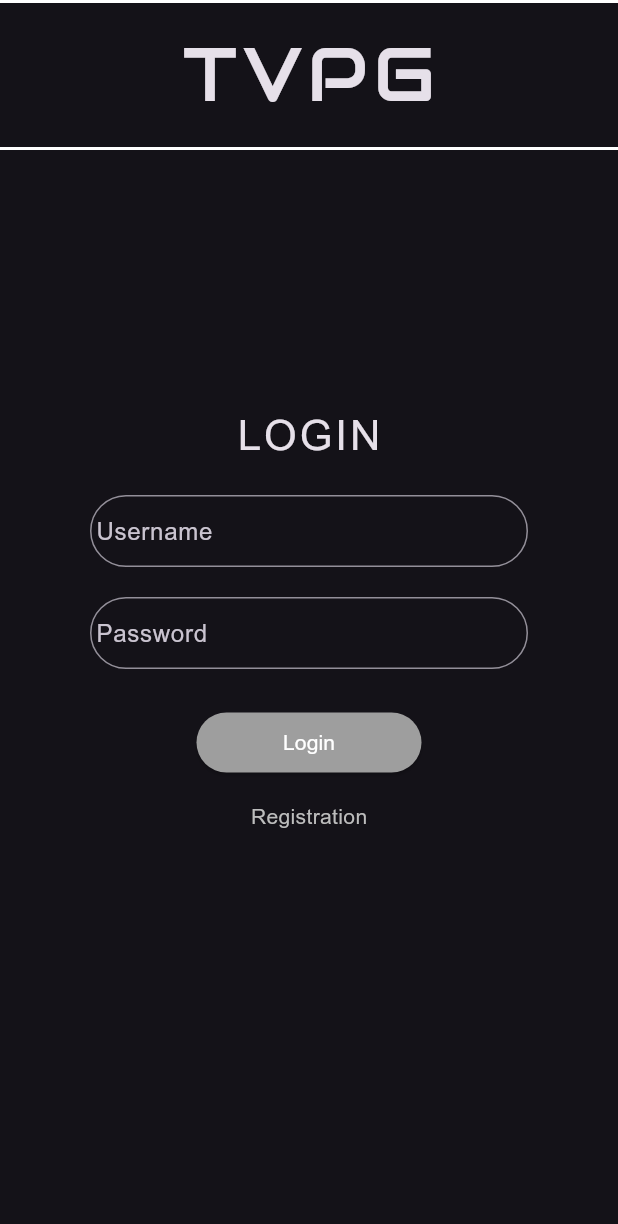
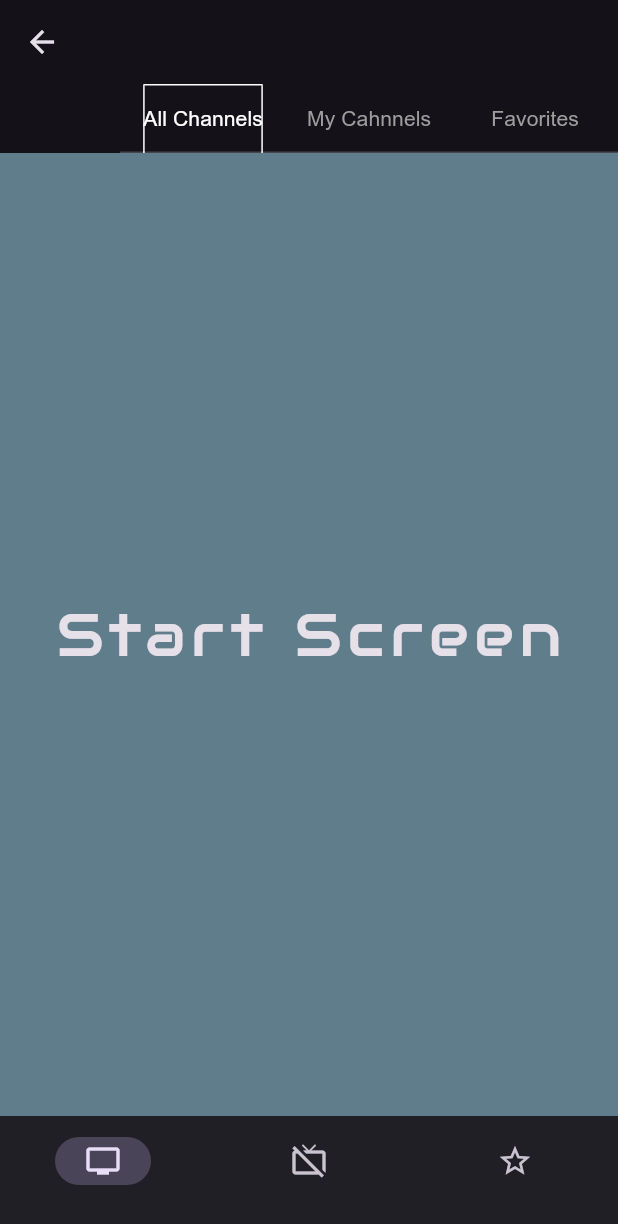
Before and after one commit to fabianStro/Project_ATVPG, a Flutter app: the screen it shows after launch, after a tap on "Login", on a phone screen of 412 x 824 dp. Shown: the top 1224 px of the screen. Run offline on Flutter 3.47's test engine with Material 3 defaults, Android fonts, the phone set to English and light mode, and no system bars.

Commit message:
Create: StartScreen Update: login,registry,main

```diff
--- a/lib/login.dart
+++ b/lib/login.dart
@@ -17,21 +17,11 @@ class _LoginWidgetState extends State<LoginWidget> {
   final String _title = 'TVPG';
   final String _username = 'Username';
   final String _password = 'Password';
-  final String _login = 'Login';
+  final String _loginLabel = 'Login';
   final double _sendBoxWidth = 150.0;
   final double _borderRadius = 25.0;
   final double _toolbarHeight = 100.0;
   final bool _isTrue = true;
-
-  /*
-   Fuer die NavigationBar
-
-  int _currentPageIndex = 0;
-
-  final List<Widget> _pages = const [
-    Center(child: Text('Home', style: TextStyle(fontSize: 30))),
-    Center(child: Text('Profile', style: TextStyle(fontSize: 30))),
-  ]; */
 
   @override
   Widget build(BuildContext context) {
@@ -47,19 +37,6 @@ class _LoginWidgetState extends State<LoginWidget> {
           centerTitle: _isTrue,
           title: Text(_title, style: _titleTextStyle),
         ), // AppBar
-        // ######################################################################################
-        /* bottomNavigationBar: NavigationBar(
-            onDestinationSelected: (int index) {
-              setState(() {
-                _currentPageIndex = index;
-              });
-            },
-            destinations: const [
-              NavigationDestination(icon: Icon(Icons.home), label: 'Home'),
-              NavigationDestination(icon: Icon(Icons.person), label: 'Profile'),
-            ],
-          ), // NavigationBar */
-        // ######################################################################################
         body: Padding(
           padding: const EdgeInsets.only(left: 60.0, right: 60.0),
           child: Column(
@@ -88,8 +65,10 @@ class _LoginWidgetState extends State<LoginWidget> {
                 width: _sendBoxWidth,
                 child: ElevatedButton(
                   style: _buttonStyle,
-                  onPressed: () {},
-                  child: Text(_login, style: _buttonTextStyle), // Text
+                  onPressed: () {
+                    Navigator.pushNamed(context, '/start');
+                  },
+                  child: Text(_loginLabel, style: _buttonTextStyle), // Text
                 ), // ElevatedButton
               ), // SizedBox
               SizedBox(height: 15.0),
--- a/lib/main.dart
+++ b/lib/main.dart
@@ -1,7 +1,7 @@
 import 'package:flutter/material.dart';
 import 'package:flutter_application_one/login.dart';
 import 'package:flutter_application_one/registry.dart';
-// import 'package:flutter_application_one/startApp.dart';
+import 'package:flutter_application_one/startScreen.dart';
 
 void main() {
   runApp(const MyApp());
@@ -20,7 +20,7 @@ class MyApp extends StatelessWidget {
       routes: {
         '/home': (context) => LoginWidget(),
         '/registry': (context) => RegistryWidget(),
-        // '/start': (context) => StartScreenWidget(),
+        '/start': (context) => StartScreenWidget(),
       }, // routes
     ); // MaterialApp
   }
--- /dev/null
+++ b/lib/startScreen.dart
@@ -0,0 +1,120 @@
+import 'package:flutter/material.dart';
+
+class StartScreenWidget extends StatefulWidget {
+  const StartScreenWidget({super.key});
+
+  @override
+  State<StartScreenWidget> createState() => _StartScreenWidgetState();
+}
+
+class _StartScreenWidgetState extends State<StartScreenWidget> {
+  int currentPageIndex = 0;
+  @override
+  Widget build(BuildContext context) {
+    return DefaultTabController(
+      length: 3,
+      child: SafeArea(
+        child: Scaffold(
+          appBar: AppBar(
+            bottom: const TabBar(
+              padding: EdgeInsets.only(left: 80.0),
+              tabAlignment: TabAlignment.fill,
+              labelPadding: EdgeInsets.only(left: 10.0, right: 10.0),
+              unselectedLabelColor: Colors.grey,
+              indicatorWeight: 0.0,
+              indicator: ShapeDecoration(
+                shape: Border(
+                  left: BorderSide(color: Colors.white),
+                  right: BorderSide(color: Colors.white),
+                  top: BorderSide(color: Colors.white),
+                ), // Border
+              ), // ShapeDecoration
+              labelColor: Colors.white,
+              tabs: [
+                Tab(text: 'All Channels'),
+                Tab(text: 'My Cahnnels'),
+                Tab(text: 'Favorites'),
+              ],
+            ), // TabBar
+          ), // AppBar
+          body: TabBarView(
+            children: [
+              /* Padding(
+                padding: const EdgeInsets.only(top: 20.0, left: 20.0, right: 80.0, bottom: 30.0),
+                // ######################################################################################
+                child: SearchBar(
+                  //controller: controller,
+                  padding: MaterialStateProperty.all(EdgeInsets.symmetric(horizontal: 16.0)),
+                  hintText: 'Search',
+                  onTap: () {
+                    print('Search Bar tapped');
+                  },
+                  onChanged: (String value) {},
+                  leading: const Icon(Icons.menu),
+                  trailing: <Widget>[
+                    Tooltip(
+                      message: 'Filter',
+                      child: IconButton(
+                        icon: const Icon(Icons.search),
+                        onPressed: () {
+                          print('Search button pressed');
+                        },
+                      ), // Ic
+                    ),
+                  ],
+                ),
+              ), */
+              Container(
+                color: Colors.blueGrey,
+                child: Center(
+                  child: Text(
+                    'Start Screen',
+                    style: TextStyle(fontSize: 40.0, fontFamily: 'Audiowide', letterSpacing: 4.0),
+                  ),
+                ),
+              ),
+              Container(
+                color: Colors.blueGrey,
+                child: Center(
+                  child: Text(
+                    'My Channels',
+                    style: TextStyle(fontSize: 40.0, fontFamily: 'Audiowide', letterSpacing: 4.0),
+                  ),
+                ),
+              ),
+              Container(
+                color: Colors.blueGrey,
+                child: Center(
+                  child: Text(
+                    'Favorites',
+                    style: TextStyle(fontSize: 40.0, fontFamily: 'Audiowide', letterSpacing: 4.0),
+                  ),
+                ),
+              ),
+            ],
+          ), // TabBarView
+          // ######################################################################################
+          bottomNavigationBar: NavigationBar(
+            onDestinationSelected: (int index) {
+              setState(() {
+                currentPageIndex = index;
+                if (index == 0) {
+                  Navigator.pushNamed(context, '/start');
+                } else if (index == 1) {
+                  Navigator.pushNamed(context, '/home');
+                } else if (index == 2) {
+                  Navigator.pushNamed(context, '/');
+                }
+              });
+            },
+            destinations: const [
+              NavigationDestination(icon: Icon(Icons.tv), label: ''),
+              NavigationDestination(icon: Icon(Icons.tv_off_outlined), label: ''),
+              NavigationDestination(icon: Icon(Icons.star_outline_outlined), label: ''),
+            ],
+          ), // NavigationBar
+        ), // Scaffold
+      ), // SafeArea
+    ); // DefaultTabController
+  }
+}
```
Also changed, not shown: lib/registry.dart (+55 -4 lines).
